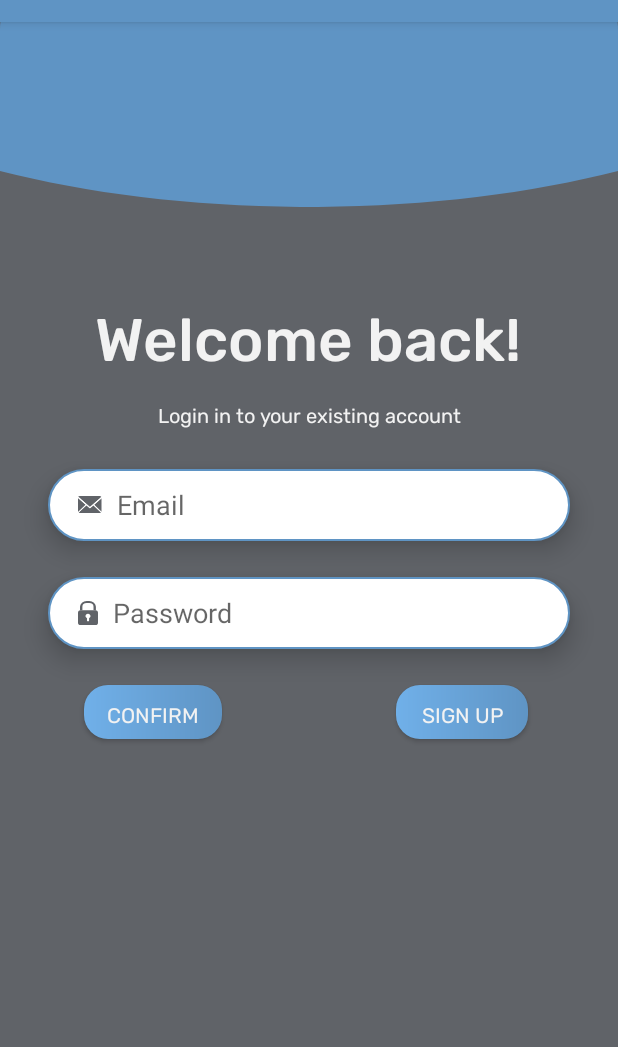
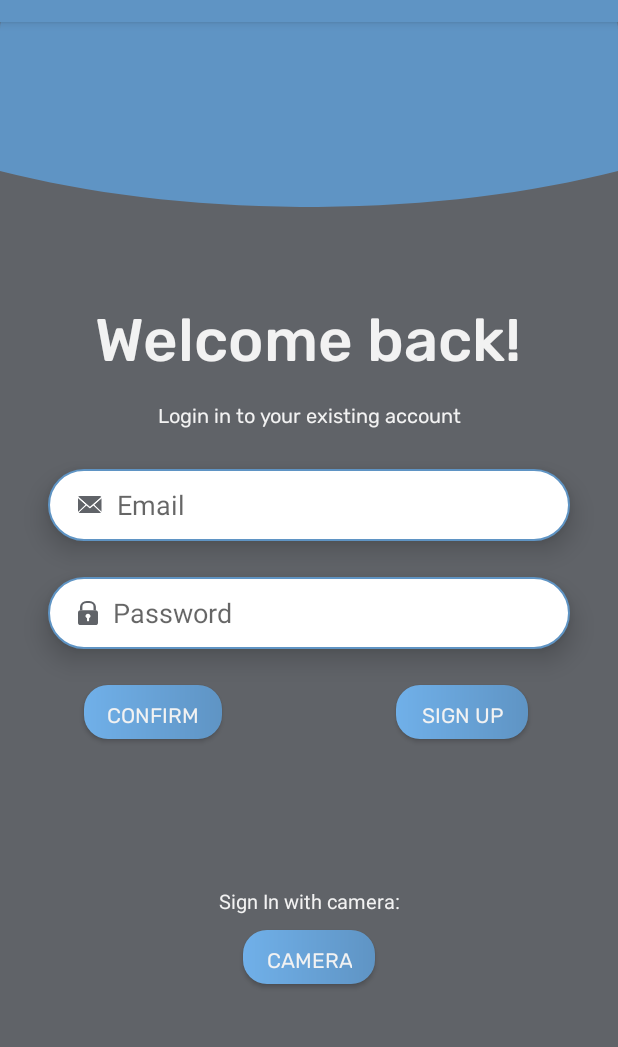
Before and after one commit to TrivialniPrimeri/SmartBox-PJ, an Android app: the LoginActivity screen opened directly, with no data from a screen before it, on a phone screen of 412 x 824 dp, the part 62-1109 px from its top. Run offline under Robolectric (Android 15) with nearby library versions, the phone set to English and light mode, and no system bars; libraries missing offline, so code that uses them is left out: com.auth0.android, com.franmontiel.persistentcookiejar; Roboto replaces fonts that are not available here; 4 statements that could not run were skipped.

Commit message:
Added camera functionallity

```diff
--- a/app/src/main/AndroidManifest.xml
+++ b/app/src/main/AndroidManifest.xml
@@ -2,8 +2,9 @@
 <manifest xmlns:android="http://schemas.android.com/apk/res/android">
 
     <uses-permission android:name="android.permission.INTERNET" />
-    <uses-permission android:name="android.permission.CAMERA" />
-
+    <!--<uses-permission android:name="android.permission.CAMERA" />-->
+    <uses-permission android:name="android.permission.READ_EXTERNAL_STORAGE"/>
+    <uses-permission android:name="android.permission.WRITE_EXTERNAL_STORAGE"/>
     <uses-feature android:name="android.hardware.camera.any" />
 
     <application
--- a/app/src/main/res/layout/login.xml
+++ b/app/src/main/res/layout/login.xml
@@ -48,22 +48,22 @@
 
     <EditText
         android:id="@+id/edit_password"
-        android:paddingStart="20dp"
         android:layout_width="match_parent"
         android:layout_height="wrap_content"
         android:layout_marginStart="32dp"
         android:layout_marginTop="24dp"
         android:layout_marginEnd="32dp"
         android:background="@drawable/rounded_edittext"
+        android:drawableLeft="@drawable/ic_lock"
+        android:drawablePadding="10dp"
         android:elevation="10dp"
         android:hint="@string/regPassword"
         android:inputType="textPassword"
         android:minHeight="48dp"
         android:padding="10dip"
-        android:drawableLeft="@drawable/ic_lock"
-        android:drawablePadding="10dp"
+        android:paddingStart="20dp"
+        android:textColor="?colorSecondary"
         android:textCursorDrawable="@drawable/color_cursor"
-        android:textColor="?colorSecondary"
         app:layout_constraintEnd_toEndOf="parent"
         app:layout_constraintHorizontal_bias="0.0"
         app:layout_constraintStart_toStartOf="parent"
@@ -93,15 +93,33 @@
         android:layout_marginTop="24dp"
         android:background="@drawable/gradient"
         android:fontFamily="@font/rubik"
+        android:onClick="submitLogin"
         android:padding="10dp"
         android:paddingStart="15dp"
         android:paddingEnd="15dp"
         android:text="@string/confirmation"
-        android:onClick="submitLogin"
         android:textColor="?colorOnPrimary"
         app:layout_constraintEnd_toStartOf="@+id/guideline4"
         app:layout_constraintStart_toStartOf="parent"
         app:layout_constraintTop_toBottomOf="@+id/edit_password"
+        tools:ignore="TextContrastCheck,TouchTargetSizeCheck" />
+
+    <Button
+        android:id="@+id/camerabutton"
+        android:layout_width="wrap_content"
+        android:layout_height="36dp"
+        android:background="@drawable/gradient"
+        android:fontFamily="@font/rubik"
+        android:onClick="cameraLogin"
+        android:padding="10dp"
+        android:paddingStart="15dp"
+        android:paddingEnd="15dp"
+        android:text="@string/camera"
+        android:textColor="?colorOnPrimary"
+        app:layout_constraintBottom_toBottomOf="parent"
+        app:layout_constraintEnd_toEndOf="parent"
+        app:layout_constraintStart_toStartOf="parent"
+        app:layout_constraintTop_toBottomOf="@+id/button4"
         tools:ignore="TextContrastCheck,TouchTargetSizeCheck" />
 
     <EditText
@@ -113,15 +131,15 @@
         android:layout_marginEnd="32dp"
         android:background="@drawable/rounded_edittext"
         android:drawableLeft="@drawable/ic_email"
-        android:paddingStart="20dp"
         android:drawablePadding="10dp"
         android:elevation="10dp"
         android:hint="@string/regEmail"
         android:inputType="text"
         android:minHeight="48dp"
         android:padding="10dip"
+        android:paddingStart="20dp"
+        android:textColor="?colorSecondary"
         android:textCursorDrawable="@drawable/color_cursor"
-        android:textColor="?colorSecondary"
         app:layout_constraintEnd_toEndOf="parent"
         app:layout_constraintHorizontal_bias="0.0"
         app:layout_constraintStart_toStartOf="parent"
@@ -134,4 +152,16 @@
         android:orientation="vertical"
         app:layout_constraintGuide_percent="0.4939173" />
 
+    <TextView
+        android:id="@+id/textView3"
+        android:layout_width="wrap_content"
+        android:layout_height="wrap_content"
+        android:layout_marginBottom="10dp"
+        android:text="Sign In with camera:"
+        android:textColor="?colorOnPrimary"
+        android:textSize="13sp"
+        app:layout_constraintBottom_toTopOf="@+id/camerabutton"
+        app:layout_constraintEnd_toEndOf="parent"
+        app:layout_constraintStart_toStartOf="parent" />
+
 </androidx.constraintlayout.widget.ConstraintLayout>
--- a/app/src/main/res/values/strings.xml
+++ b/app/src/main/res/values/strings.xml
@@ -18,4 +18,5 @@
     <string name="regRepeatPassword">Repeat password</string>
     <string name="welcomeBack">Welcome back!</string>
     <string name="loginDesc">Login in to your existing account</string>
+    <string name="camera">Camera</string>
 </resources>
```
Also changed, not shown: app/src/main/java/com/example/smartboxpj/LoginActivity.kt (+65 -5 lines).
